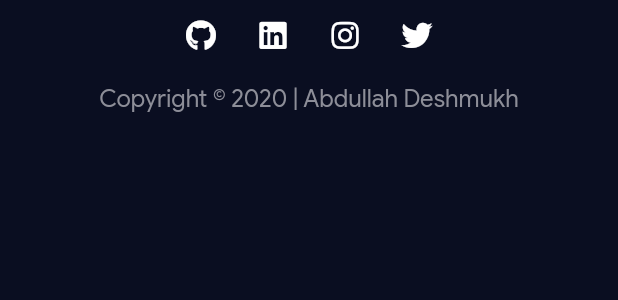
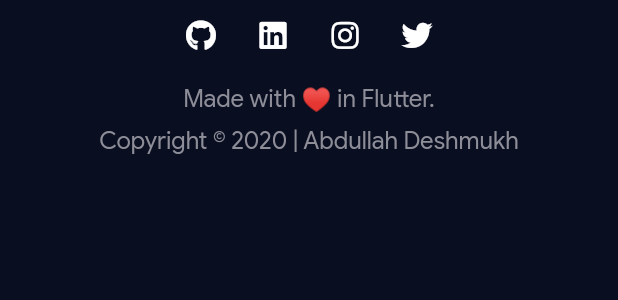
Before and after one commit to abd99/abd_portfolio, a Flutter app: the ContactInfo widget shown alone on an empty page, opened directly, on a phone screen of 412 x 824 dp. Shown: the top 300 px of the screen. Run offline on Flutter 3.47's test engine with Material 2 defaults, Android fonts, the phone set to English and light mode, and no system bars; our stand-ins replace font_awesome_flutter.

Commit message:
Tweak a few things

```diff
--- a/lib/components/contact_info.dart
+++ b/lib/components/contact_info.dart
@@ -74,6 +74,15 @@ class ContactInfo extends StatelessWidget {
             height: 8.0,
           ),
           Text(
+            'Made with ♥ in Flutter.',
+            style: kLabelTextStyle.copyWith(
+              fontSize: 16.0,
+            ),
+          ),
+          SizedBox(
+            height: 8.0,
+          ),
+          Text(
             'Copyright \u00a9 2020 | Abdullah Deshmukh',
             textAlign: TextAlign.center,
             style: kLabelTextStyle.copyWith(
--- a/lib/components/profile_info.dart
+++ b/lib/components/profile_info.dart
@@ -59,7 +59,7 @@ class ProfileInfo extends StatelessWidget {
           height: 20,
           width: 150,
           child: Divider(
-            color: Colors.teal.shade100,
+            color: Theme.of(context).accentColor,
           ),
         ),
         ResponsiveWidget(
--- a/lib/main.dart
+++ b/lib/main.dart
@@ -14,6 +14,7 @@ class MyApp extends StatelessWidget {
         primarySwatch: Colors.blueGrey,
         brightness: Brightness.dark,
         primaryColor: Color(0xFF0A0E21),
+        accentColor: Color(0xFF8D8E98),
         scaffoldBackgroundColor: Color(0xFF0A0E21),
         fontFamily: 'GoogleSansRegular',
       ),
```
Also changed, not shown: lib/components/project_card.dart (+2 -5 lines).
